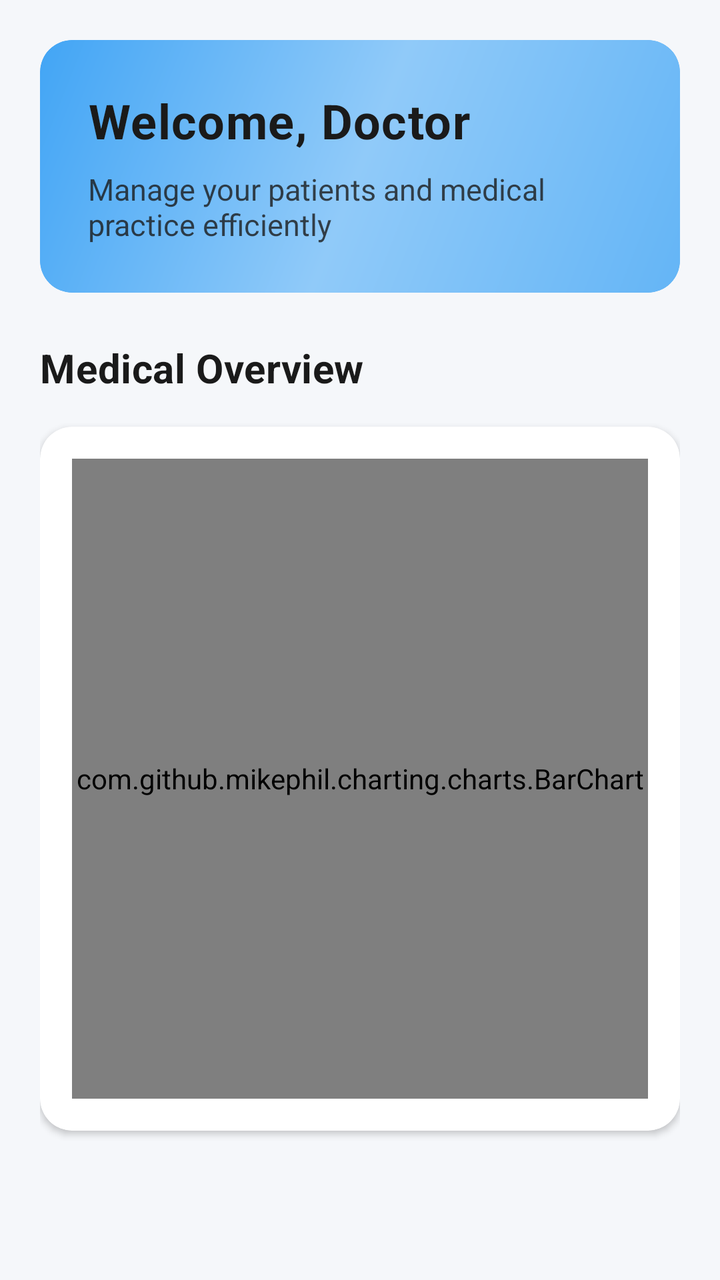
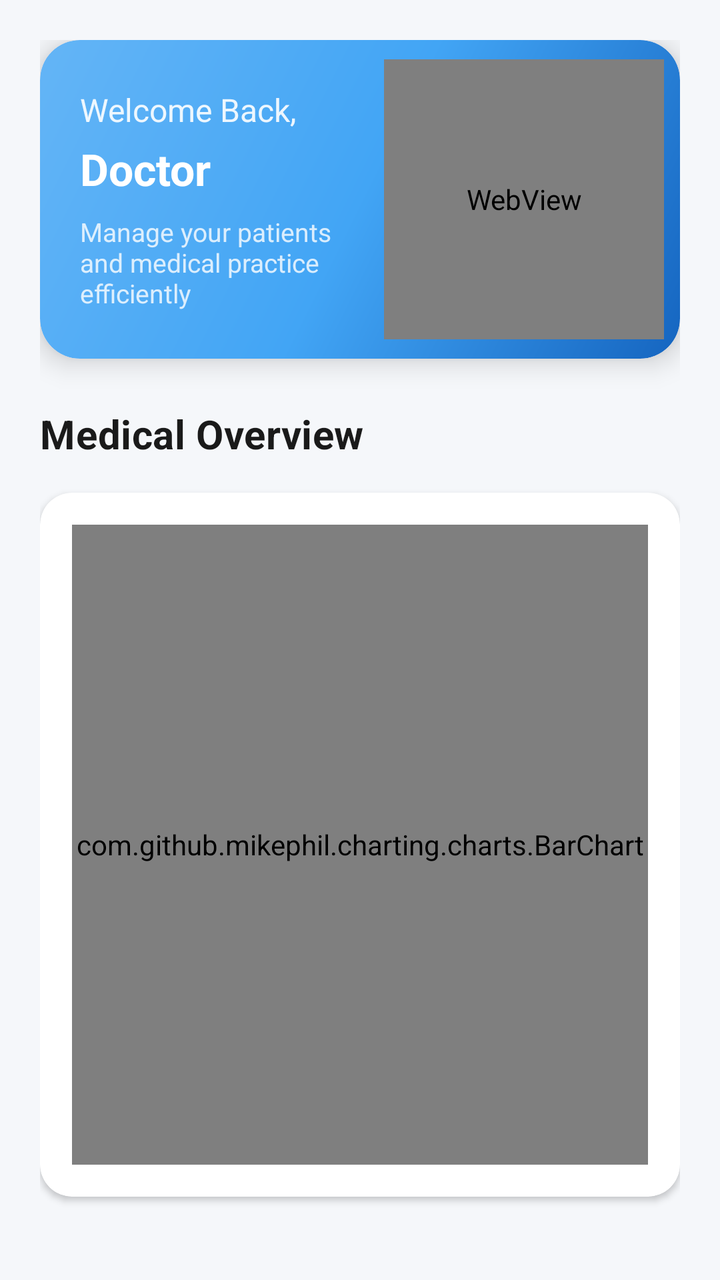

An Android layout rendered at two revisions. The XML below is the earlier revision; the diff shows what the commit changed to produce the second picture.
<!-- AndroidManifest.xml: activity theme Theme.H_CAS.NoActionBar -->
<!-- res/layout/fragment_doctor_dashboard.xml -->
<?xml version="1.0" encoding="utf-8"?>
<ScrollView xmlns:android="http://schemas.android.com/apk/res/android"
    xmlns:app="http://schemas.android.com/apk/res-auto"
    android:layout_width="match_parent"
    android:layout_height="match_parent"
    android:background="#F5F7FA"
    android:fillViewport="true"
    android:scrollbars="none">

    <LinearLayout
        android:layout_width="match_parent"
        android:layout_height="wrap_content"
        android:orientation="vertical"
        android:padding="20dp">

        
        <com.google.android.material.card.MaterialCardView
            android:layout_width="match_parent"
            android:layout_height="wrap_content"
            android:layout_marginBottom="24dp"
            app:cardCornerRadius="16dp"
            app:cardElevation="0dp"
            app:strokeWidth="0dp"
            app:cardBackgroundColor="@color/doctor_navy">

            <LinearLayout
                android:layout_width="match_parent"
                android:layout_height="wrap_content"
                android:orientation="vertical"
                android:padding="24dp"
                android:background="@drawable/welcome_card_background">

                <TextView
                    android:id="@+id/welcomeTextView"
                    android:layout_width="wrap_content"
                    android:layout_height="wrap_content"
                    android:text="Welcome, Doctor"
                    android:textSize="24sp"
                    android:textStyle="bold"
                    android:textColor="#1A1A1A"
                    android:letterSpacing="0.02" />

                <TextView
                    android:layout_width="wrap_content"
                    android:layout_height="wrap_content"
                    android:layout_marginTop="8dp"
                    android:text="Manage your patients and medical practice efficiently"
                    android:textSize="15sp"
                    android:textColor="#1A1A1A"
                    android:alpha="0.8" />

            </LinearLayout>

        </com.google.android.material.card.MaterialCardView>

        
        <LinearLayout
            android:layout_width="match_parent"
            android:layout_height="wrap_content"
            android:orientation="horizontal"
            android:gravity="center_vertical"
            android:layout_marginBottom="16dp">

            <TextView
                android:layout_width="0dp"
                android:layout_height="wrap_content"
                android:layout_weight="1"
                android:text="Medical Overview"
                android:textSize="20sp"
                android:textStyle="bold"
                android:textColor="#1A1A1A"
                android:letterSpacing="0.01" />

        </LinearLayout>

        
        <com.google.android.material.card.MaterialCardView
            android:layout_width="match_parent"
            android:layout_height="wrap_content"
            android:layout_marginBottom="28dp"
            app:cardCornerRadius="16dp"
            app:cardElevation="2dp"
            app:strokeWidth="0dp"
            app:cardBackgroundColor="@color/white">

            <LinearLayout
                android:layout_width="match_parent"
                android:layout_height="wrap_content"
                android:orientation="vertical"
                android:padding="16dp">

                <com.github.mikephil.charting.charts.BarChart
                    android:id="@+id/medicalOverviewChart"
                    android:layout_width="match_parent"
                    android:layout_height="320dp" />

            </LinearLayout>

        </com.google.android.material.card.MaterialCardView>

    </LinearLayout>

</ScrollView>
<!-- resources referenced by this layout -->
<resources>
  <color name="doctor_navy">#64B5F6</color>
  <color name="white">#FFFFFFFF</color>
  <!-- drawable welcome_card_background (drawable) -->
  <?xml version="1.0" encoding="utf-8"?>
  <shape xmlns:android="http://schemas.android.com/apk/res/android"
      android:shape="rectangle">
      <gradient
          android:angle="135"
          android:startColor="#64B5F6"
          android:centerColor="#90CAF9"
          android:endColor="#42A5F5"
          android:type="linear" />
      <corners android:radius="16dp" />
  </shape>
  <style name="Theme.H_CAS.NoActionBar" parent="Theme.Material3.DayNight.NoActionBar">
          <item name="colorPrimary">@color/primary_blue</item>
          <item name="colorPrimaryDark">@color/primary_blue_dark</item>
          <item name="colorAccent">@color/accent_blue</item>
          <item name="android:statusBarColor">@color/white</item>
          <item name="android:windowLightStatusBar">true</item>
      </style>
  <color name="primary_blue">#1976D2</color>
  <color name="primary_blue_dark">#1565C0</color>
  <color name="accent_blue">#2196F3</color>
</resources>

<!-- the commit's change to res/layout/fragment_doctor_dashboard.xml (unified diff, before → after) -->
@@ -18,38 +18,71 @@
             android:layout_width="match_parent"
             android:layout_height="wrap_content"
             android:layout_marginBottom="24dp"
-            app:cardCornerRadius="16dp"
-            app:cardElevation="0dp"
-            app:strokeWidth="0dp"
-            app:cardBackgroundColor="@color/doctor_navy">
+            app:cardCornerRadius="20dp"
+            app:cardElevation="8dp"
+            app:strokeWidth="0dp">
 
-            <LinearLayout
+            <androidx.constraintlayout.widget.ConstraintLayout
                 android:layout_width="match_parent"
                 android:layout_height="wrap_content"
-                android:orientation="vertical"
-                android:padding="24dp"
-                android:background="@drawable/welcome_card_background">
+                android:background="@drawable/doctor_welcome_gradient">
+
+                
+                <TextView
+                    android:id="@+id/welcomeTitle"
+                    android:layout_width="0dp"
+                    android:layout_height="wrap_content"
+                    android:layout_marginStart="20dp"
+                    android:layout_marginTop="24dp"
+                    android:text="Welcome Back,"
+                    android:textColor="@color/white"
+                    android:textSize="16sp"
+                    android:alpha="0.9"
+                    app:layout_constraintStart_toStartOf="parent"
+                    app:layout_constraintTop_toTopOf="parent"
+                    app:layout_constraintEnd_toStartOf="@id/macbookAnimation" />
 
                 <TextView
-                    android:id="@+id/welcomeTextView"
-                    android:layout_width="wrap_content"
+                    android:id="@+id/doctorNameText"
+                    android:layout_width="0dp"
                     android:layout_height="wrap_content"
-                    android:text="Welcome, Doctor"
-                    android:textSize="24sp"
+                    android:layout_marginStart="20dp"
+                    android:layout_marginTop="4dp"
+                    android:text="Doctor"
+                    android:textColor="@color/white"
+                    android:textSize="22sp"
                     android:textStyle="bold"
-                    android:textColor="#1A1A1A"
-                    android:letterSpacing="0.02" />
+                    app:layout_constraintStart_toStartOf="parent"
+                    app:layout_constraintTop_toBottomOf="@id/welcomeTitle"
+                    app:layout_constraintEnd_toStartOf="@id/macbookAnimation" />
 
                 <TextView
-                    android:layout_width="wrap_content"
+                    android:id="@+id/welcomeSubtitle"
+                    android:layout_width="0dp"
                     android:layout_height="wrap_content"
+                    android:layout_marginStart="20dp"
                     android:layout_marginTop="8dp"
+                    android:layout_marginBottom="24dp"
                     android:text="Manage your patients and medical practice efficiently"
-                    android:textSize="15sp"
-                    android:textColor="#1A1A1A"
-                    android:alpha="0.8" />
+                    android:textColor="@color/white"
+                    android:textSize="13sp"
+                    android:alpha="0.8"
+                    app:layout_constraintStart_toStartOf="parent"
+                    app:layout_constraintTop_toBottomOf="@id/doctorNameText"
+                    app:layout_constraintBottom_toBottomOf="parent"
+                    app:layout_constraintEnd_toStartOf="@id/macbookAnimation" />
 
-            </LinearLayout>
+                
+                <WebView
+                    android:id="@+id/macbookAnimation"
+                    android:layout_width="140dp"
+                    android:layout_height="140dp"
+                    android:layout_marginEnd="8dp"
+                    app:layout_constraintEnd_toEndOf="parent"
+                    app:layout_constraintTop_toTopOf="parent"
+                    app:layout_constraintBottom_toBottomOf="parent" />
+
+            </androidx.constraintlayout.widget.ConstraintLayout>
 
         </com.google.android.material.card.MaterialCardView>
 
<!-- resource entries referenced after the edit -->
@@ -1,18 +1,17 @@
 <!-- resources referenced by this layout -->
 <resources>
-  <color name="doctor_navy">#64B5F6</color>
   <color name="white">#FFFFFFFF</color>
-  <!-- drawable welcome_card_background (drawable) -->
+  <!-- drawable doctor_welcome_gradient (drawable) -->
   <?xml version="1.0" encoding="utf-8"?>
   <shape xmlns:android="http://schemas.android.com/apk/res/android"
       android:shape="rectangle">
       <gradient
+          android:type="linear"
           android:angle="135"
-          android:startColor="#64B5F6"
-          android:centerColor="#90CAF9"
-          android:endColor="#42A5F5"
-          android:type="linear" />
-      <corners android:radius="16dp" />
+          android:startColor="#1565C0"
+          android:centerColor="#42A5F5"
+          android:endColor="#64B5F6" />
+      <corners android:radius="20dp" />
   </shape>
   <style name="Theme.H_CAS.NoActionBar" parent="Theme.Material3.DayNight.NoActionBar">
           <item name="colorPrimary">@color/primary_blue</item>
